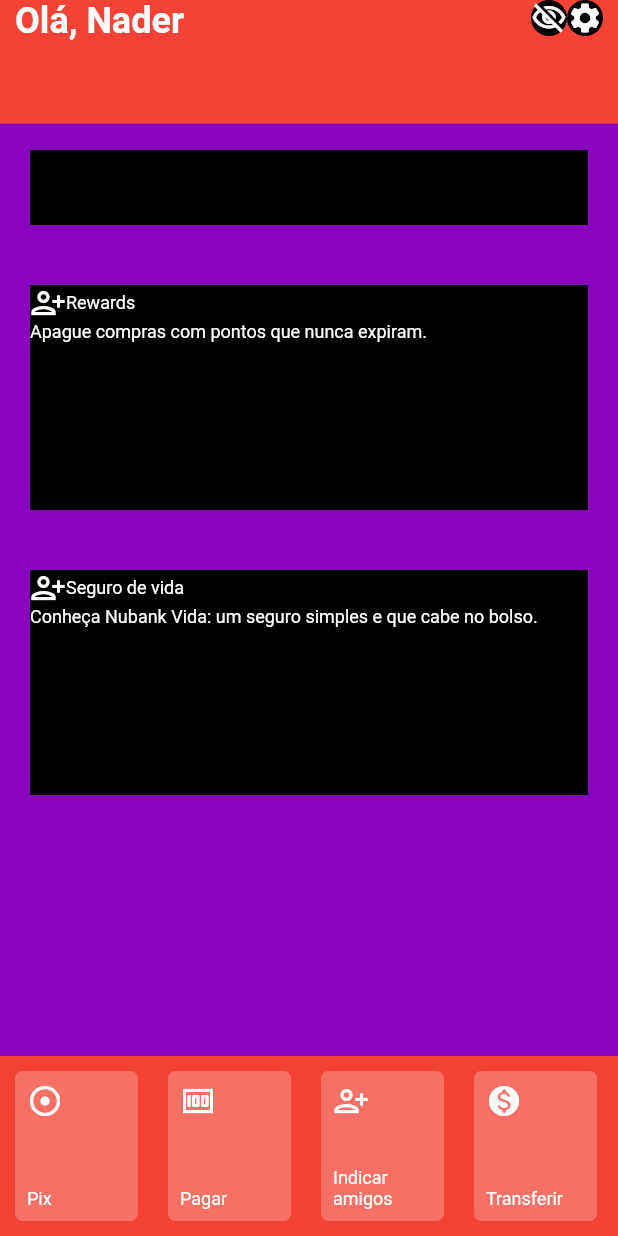
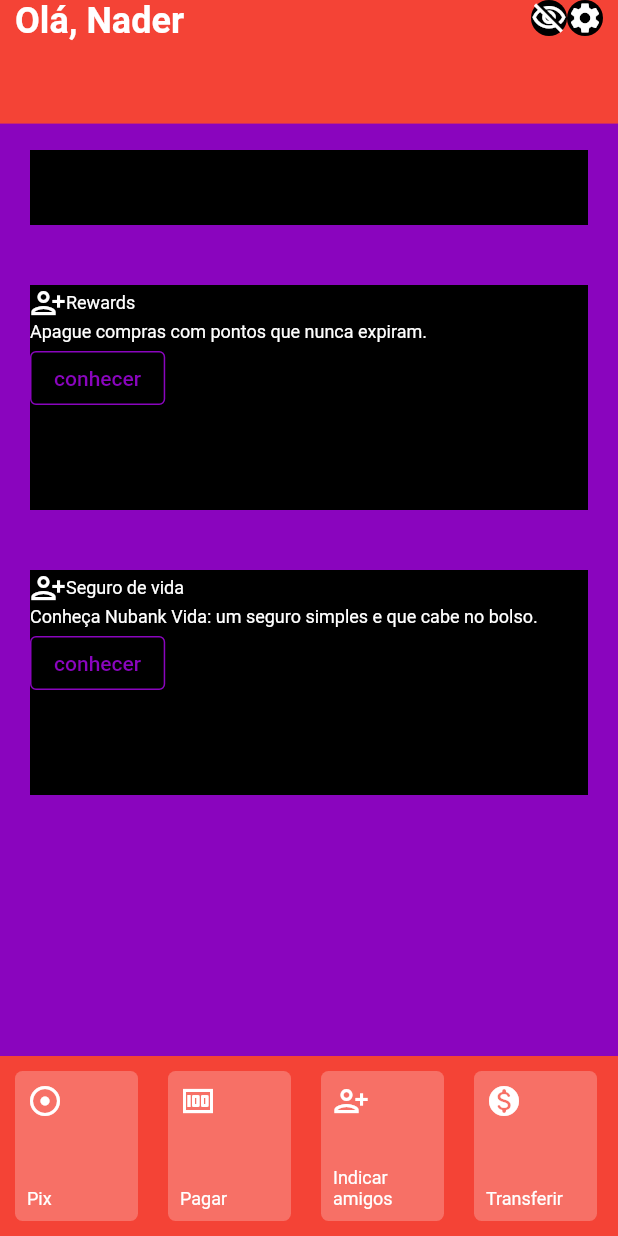
Before and after one commit to NaderFarhat/nubankclone, a Flutter app: the screen it shows after launch, scrolled down 360 dp, on a phone screen of 412 x 824 dp. Run offline on Flutter 3.47's test engine with Material 2 defaults, Android fonts, the phone set to English and light mode, and no system bars.

Commit message:
button information card

```diff
--- a/lib/pages/home/widgets/information_card.dart
+++ b/lib/pages/home/widgets/information_card.dart
@@ -34,6 +34,20 @@ class InformationCard extends StatelessWidget {
               )
             ],
           ),
+          Row(
+            children: [
+              OutlinedButton(
+                onPressed: () {
+                  print('Received click');
+                },
+                child: Text('conhecer'),
+                style: OutlinedButton.styleFrom(
+                  primary: Color(0xff8a05be),
+                  side: BorderSide(color: Color(0xff8a05be), width: 1),
+                ),
+              )
+            ],
+          ),
         ],
       ),
     );
```
